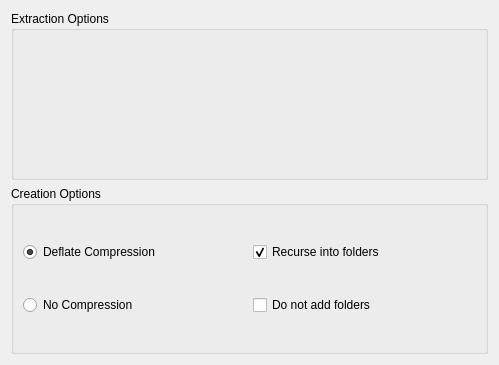
First picture: the form in experimental/plugins/zipplugin/zipconfig.ui, repository f0x/aku, before the edit.
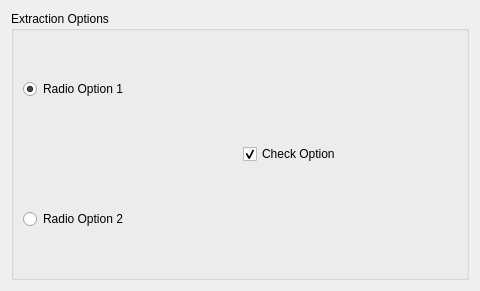
Second picture: the form after the edit.

```diff
--- a/experimental/plugins/zipplugin/zipconfig.ui
+++ b/experimental/plugins/zipplugin/zipconfig.ui
@@ -5,8 +5,8 @@
    <rect>
     <x>0</x>
     <y>0</y>
-    <width>499</width>
-    <height>365</height>
+    <width>480</width>
+    <height>291</height>
    </rect>
   </property>
   <property name="windowTitle" >
@@ -18,28 +18,21 @@
      <property name="title" >
       <string>Extraction Options</string>
      </property>
-    </widget>
-   </item>
-   <item>
-    <widget class="QGroupBox" name="groupBox_3" >
-     <property name="title" >
-      <string>Creation Options</string>
-     </property>
      <layout class="QGridLayout" name="gridLayout" >
       <item row="0" column="0" >
        <widget class="QRadioButton" name="deflate" >
         <property name="text" >
-         <string>Deflate Compression</string>
+         <string>Radio Option 1</string>
         </property>
         <property name="checked" >
          <bool>true</bool>
         </property>
        </widget>
       </item>
-      <item row="0" column="1" >
+      <item row="1" column="1" >
        <widget class="QCheckBox" name="recurseDirs" >
         <property name="text" >
-         <string>Recurse into folders</string>
+         <string>Check Option</string>
         </property>
         <property name="checked" >
          <bool>true</bool>
@@ -49,17 +42,10 @@
         </property>
        </widget>
       </item>
-      <item row="1" column="0" >
+      <item row="2" column="0" >
        <widget class="QRadioButton" name="noCompression" >
         <property name="text" >
-         <string>No Compression</string>
-        </property>
-       </widget>
-      </item>
-      <item row="1" column="1" >
-       <widget class="QCheckBox" name="excludeDirs" >
-        <property name="text" >
-         <string>Do not add folders</string>
+         <string>Radio Option 2</string>
         </property>
        </widget>
       </item>
```
